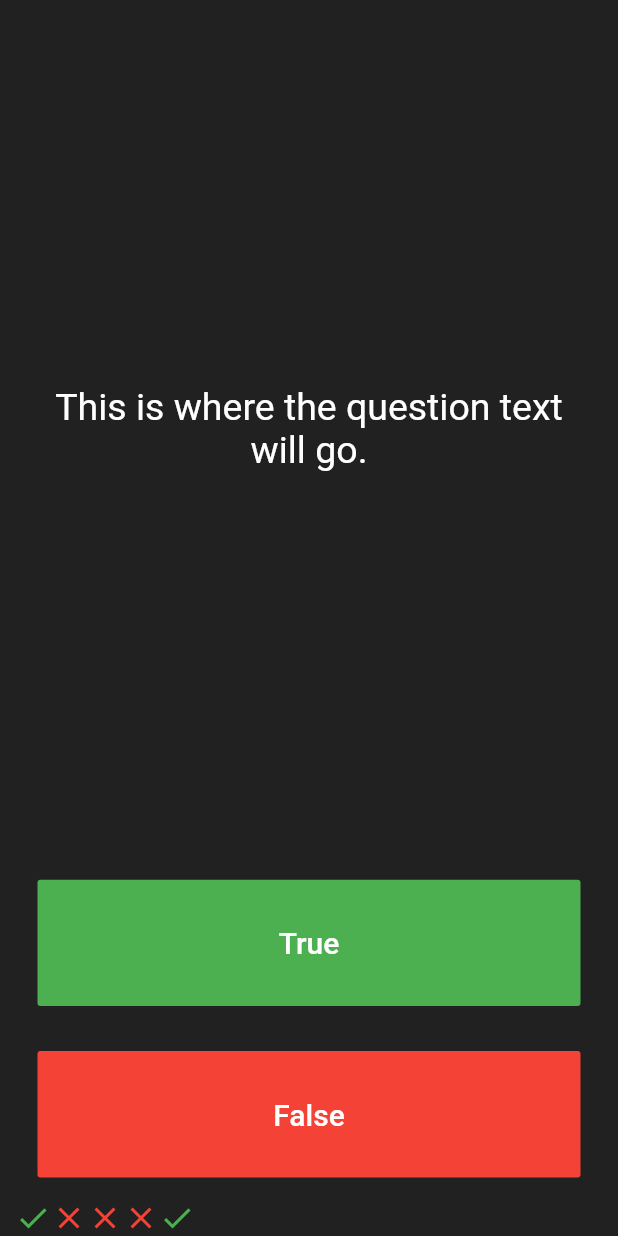
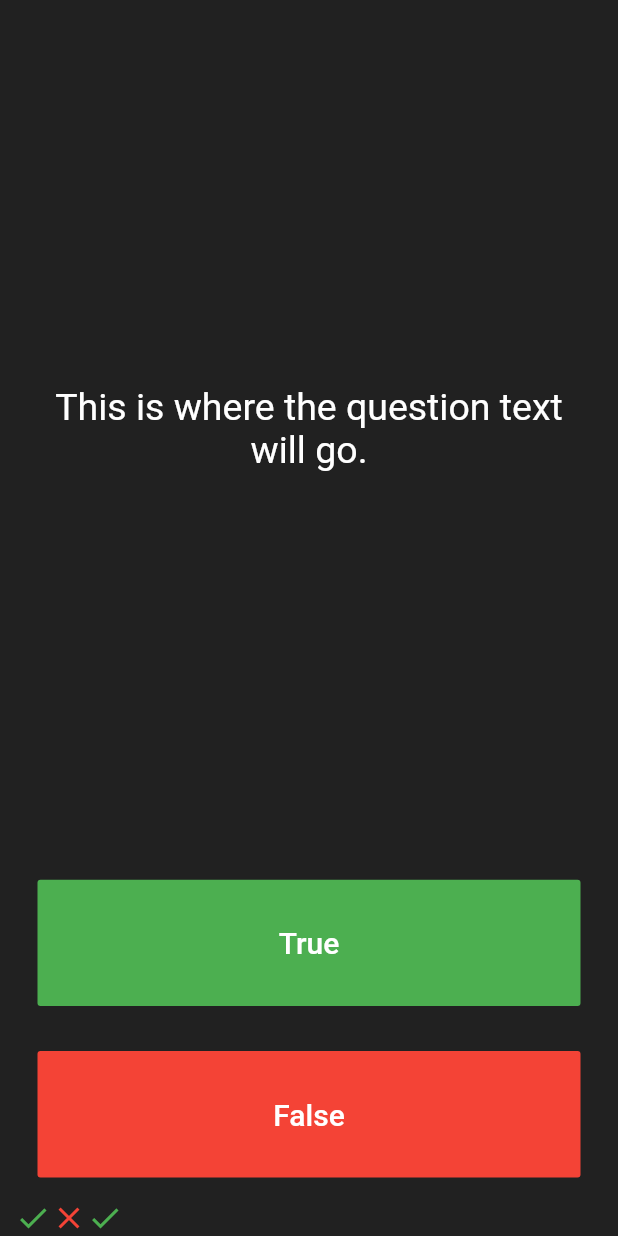
Before and after one commit to khanems/Flutter2, a Flutter app: the screen it shows after launch, after a tap on "True", on a phone screen of 412 x 824 dp. Run offline on Flutter 3.47's test engine with Material 2 defaults, Android fonts, the phone set to English and light mode, and no system bars.

Commit message:
icon removed

```diff
--- a/lib/main.dart
+++ b/lib/main.dart
@@ -31,8 +31,7 @@ class _QuizPageState extends State<QuizPage> {
   List<Icon> scoreKeeper = [
     Icon(Icons.check, color: Colors.green),
     Icon(Icons.close, color: Colors.red),
-    Icon(Icons.close, color: Colors.red),
-    Icon(Icons.close, color: Colors.red),
+
   ];
 
   @override
```
